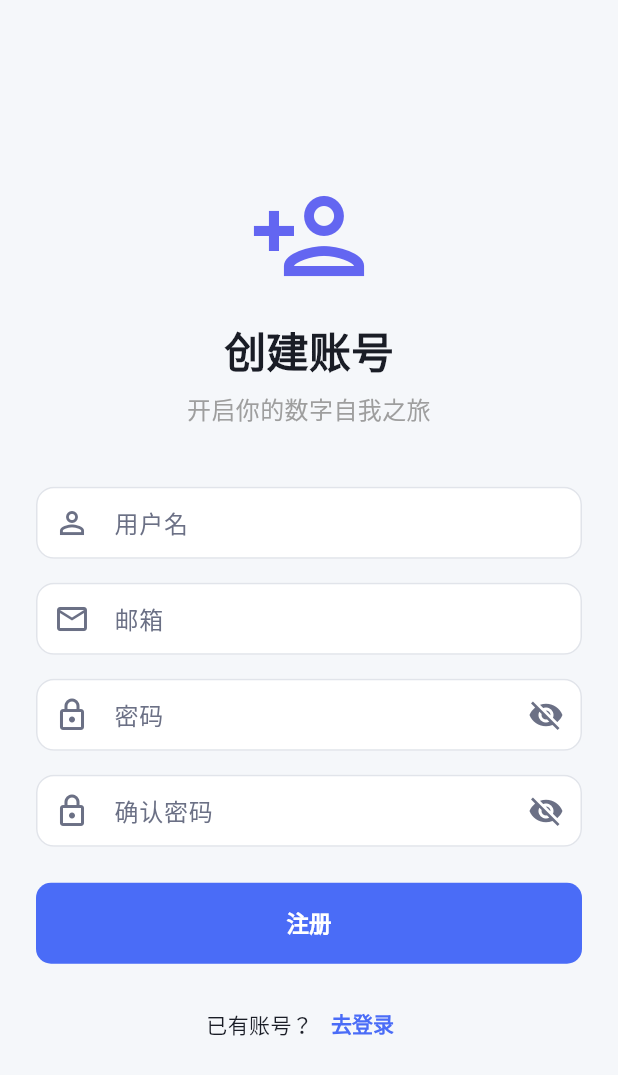
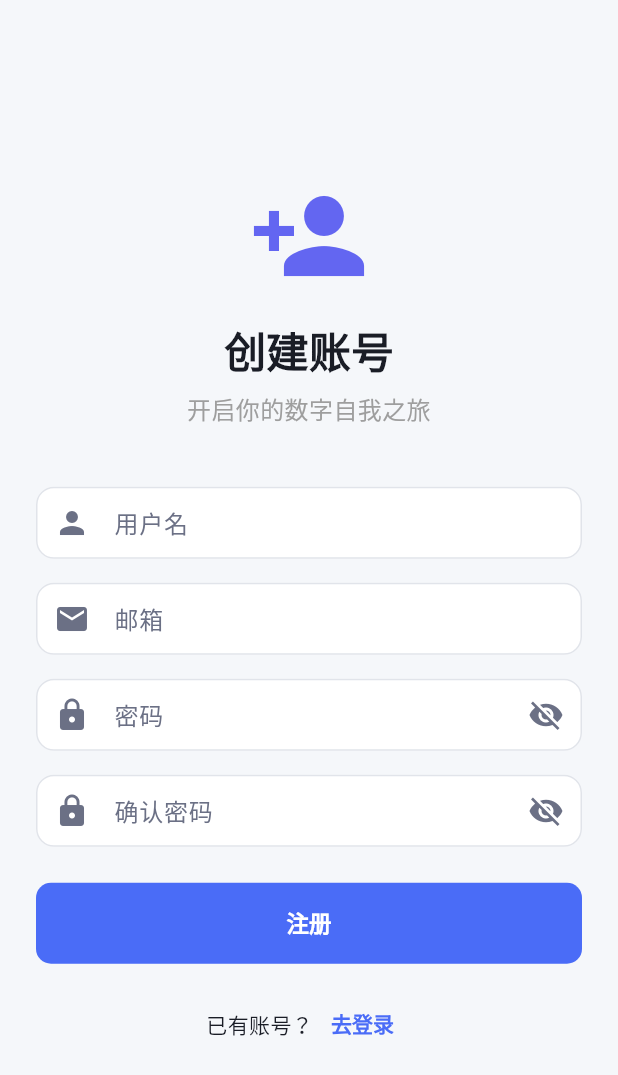
Before and after one commit to wendong950809/ailife, a Flutter app: the screen it shows after launch, after a tap on "立即注册", on a phone screen of 412 x 824 dp. Shown: the top 1075 px of the screen. Run offline on Flutter 3.47's test engine with Material 3 defaults, Android fonts, the phone set to English and light mode, and no system bars; our stand-ins replace file_picker, flutter_dotenv, flutter_markdown, go_router, image_picker, supabase_flutter; missing offline and left inert: dart:js_interop; accounts and stored records are empty; network calls fail; Roboto replaces fonts that are missing (SF Pro Text).

Commit message:
release v0.4.6: 彻底移除所有_outlined/_outline后缀的Icons(24处全部换基础版)，确保Cloudflare Pages编译成功

```diff
--- a/lib/main.dart
+++ b/lib/main.dart
@@ -96,7 +96,7 @@ void main() async {
               child: Column(
                 mainAxisAlignment: MainAxisAlignment.center,
                 children: [
-                  const Icon(Icons.error_outline, size: 48, color: Colors.red),
+                  const Icon(Icons.error, size: 48, color: Colors.red),
                   const SizedBox(height: 16),
                   const Text(
                     '应用启动失败',
--- a/lib/presentation/pages/auth/login_page.dart
+++ b/lib/presentation/pages/auth/login_page.dart
@@ -40,7 +40,7 @@ class _LoginPageState extends State<LoginPage> {
         content: Row(
           children: [
             const Icon(
-              Icons.error_outline,
+              Icons.error,
               color: Colors.white,
               size: 20,
             ),
@@ -81,7 +81,7 @@ class _LoginPageState extends State<LoginPage> {
                 crossAxisAlignment: CrossAxisAlignment.stretch,
                 children: [
                   const Icon(
-                    Icons.person_outline,
+                    Icons.person,
                     size: 80,
                     color: Color(0xFF6366F1),
                   ),
@@ -109,7 +109,7 @@ class _LoginPageState extends State<LoginPage> {
                     keyboardType: TextInputType.emailAddress,
                     decoration: const InputDecoration(
                       labelText: '邮箱',
-                      prefixIcon: Icon(Icons.email_outlined),
+                      prefixIcon: Icon(Icons.email),
                     ),
                     validator: (value) {
                       if (value == null || value.isEmpty) {
@@ -127,7 +127,7 @@ class _LoginPageState extends State<LoginPage> {
                     obscureText: _obscurePassword,
                     decoration: InputDecoration(
                       labelText: '密码',
-                      prefixIcon: const Icon(Icons.lock_outlined),
+                      prefixIcon: const Icon(Icons.lock),
                       suffixIcon: IconButton(
                         icon: Icon(
                           _obscurePassword
--- a/lib/presentation/pages/auth/signup_page.dart
+++ b/lib/presentation/pages/auth/signup_page.dart
@@ -69,7 +69,7 @@ class _SignupPageState extends State<SignupPage> {
                 crossAxisAlignment: CrossAxisAlignment.stretch,
                 children: [
                   const Icon(
-                    Icons.person_add_outlined,
+                    Icons.person_add,
                     size: 80,
                     color: Color(0xFF6366F1),
                   ),
@@ -96,7 +96,7 @@ class _SignupPageState extends State<SignupPage> {
                     controller: _usernameController,
                     decoration: const InputDecoration(
                       labelText: '用户名',
-                      prefixIcon: Icon(Icons.person_outline),
+                      prefixIcon: Icon(Icons.person),
                     ),
                     validator: (value) {
                       if (value == null || value.isEmpty) {
@@ -114,7 +114,7 @@ class _SignupPageState extends State<SignupPage> {
                     keyboardType: TextInputType.emailAddress,
                     decoration: const InputDecoration(
                       labelText: '邮箱',
-                      prefixIcon: Icon(Icons.email_outlined),
+                      prefixIcon: Icon(Icons.email),
                     ),
                     validator: (value) {
                       if (value == null || value.isEmpty) {
@@ -132,7 +132,7 @@ class _SignupPageState extends State<SignupPage> {
                     obscureText: _obscurePassword,
                     decoration: InputDecoration(
                       labelText: '密码',
-                      prefixIcon: const Icon(Icons.lock_outlined),
+                      prefixIcon: const Icon(Icons.lock),
                       suffixIcon: IconButton(
                         icon: Icon(
                           _obscurePassword
@@ -162,7 +162,7 @@ class _SignupPageState extends State<SignupPage> {
                     obscureText: _obscureConfirmPassword,
                     decoration: InputDecoration(
                       labelText: '确认密码',
-                      prefixIcon: const Icon(Icons.lock_outlined),
+                      prefixIcon: const Icon(Icons.lock),
                       suffixIcon: IconButton(
                         icon: Icon(
                           _obscureConfirmPassword
--- a/lib/presentation/pages/profile/profile_page.dart
+++ b/lib/presentation/pages/profile/profile_page.dart
@@ -270,7 +270,7 @@ class _ProfilePageState extends State<ProfilePage> {
       LifeItem(
         title: '价值观',
         subtitle: '${_dimensions['values']}条核心价值观',
-        icon: Icons.favorite_outline,
+        icon: Icons.favorite,
       ),
     ];
 
@@ -439,7 +439,7 @@ class _ProfilePageState extends State<ProfilePage> {
         child: Row(
           children: [
             Icon(
-              Icons.settings_outlined,
+              Icons.settings,
               size: 18,
               color: AppColors.textSecondary,
             ),
--- a/lib/presentation/pages/settings/settings_page.dart
+++ b/lib/presentation/pages/settings/settings_page.dart
@@ -97,7 +97,7 @@ class _SettingsPageState extends State<SettingsPage> {
           Center(
             child: Consumer<AiProvider>(
               builder: (context, aiProvider, _) => Text(
-                '${aiProvider.aiName} v0.4.5',
+                '${aiProvider.aiName} v0.4.6',
                 style: const TextStyle(
                   fontSize: 11,
                   color: AppColors.textTertiary,
--- a/lib/presentation/pages/today/today_page.dart
+++ b/lib/presentation/pages/today/today_page.dart
@@ -169,7 +169,7 @@ class _TodayPageState extends State<TodayPage> {
                   borderRadius: BorderRadius.circular(10),
                 ),
                 child: const Icon(
-                  Icons.message_outlined,
+                  Icons.message,
                   size: 12,
                   color: AppColors.primary,
                 ),
@@ -484,7 +484,7 @@ class _TodayPageState extends State<TodayPage> {
           Row(
             children: const [
               Icon(
-                Icons.info_outline,
+                Icons.info,
                 size: 14,
                 color: AppColors.primary,
               ),
--- a/lib/presentation/widgets/main_shell.dart
+++ b/lib/presentation/widgets/main_shell.dart
@@ -62,7 +62,7 @@ class _MainShellState extends State<MainShell> {
                 ),
                 _buildTabItem(
                   index: 3,
-                  icon: Icons.person_outline,
+                  icon: Icons.person,
                   label: '我的',
                 ),
               ],
--- a/pubspec.yaml
+++ b/pubspec.yaml
@@ -2,7 +2,7 @@ name: ailife
 description: "AI人生 - Digital Self 数字自我"
 publish_to: 'none'
 
-version: 0.4.5+9
+version: 0.4.6+10
 
 environment:
   sdk: ^3.5.3
```
Also changed, not shown: lib/presentation/pages/chat/chat_page.dart (+4 -4 lines), lib/presentation/pages/timeline/timeline_page.dart (+5 -5 lines), 1 other file.
